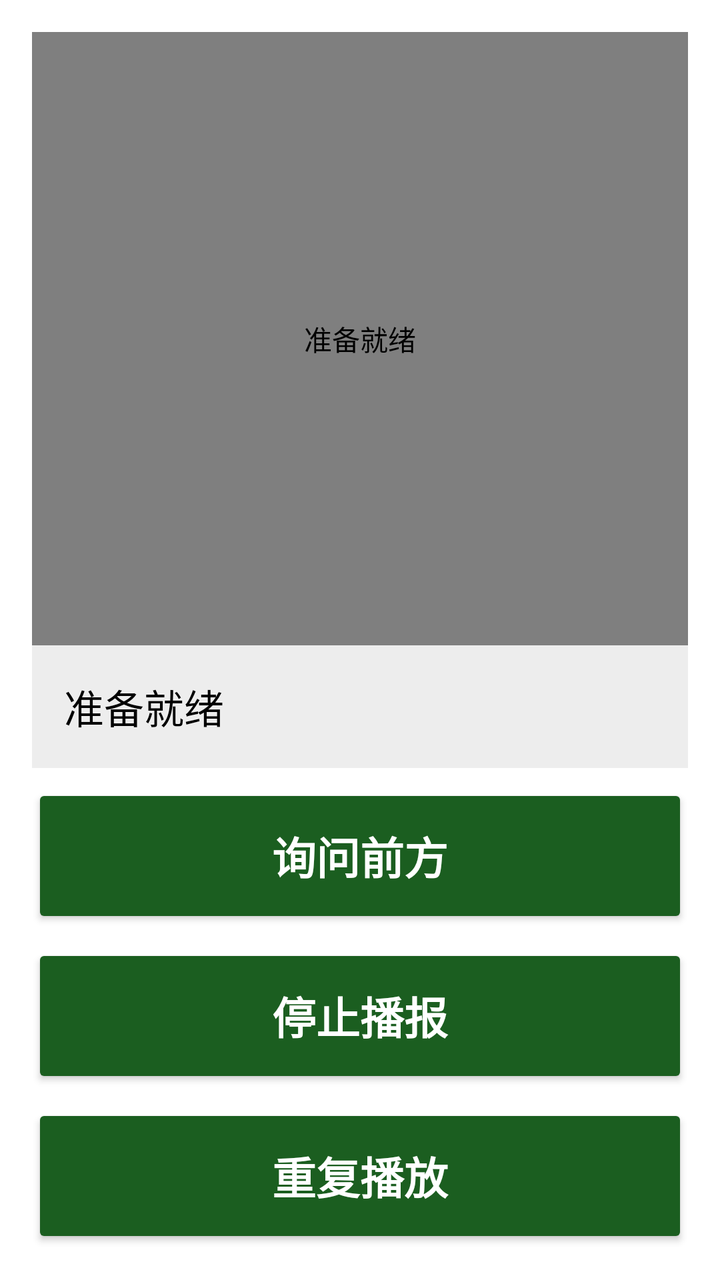
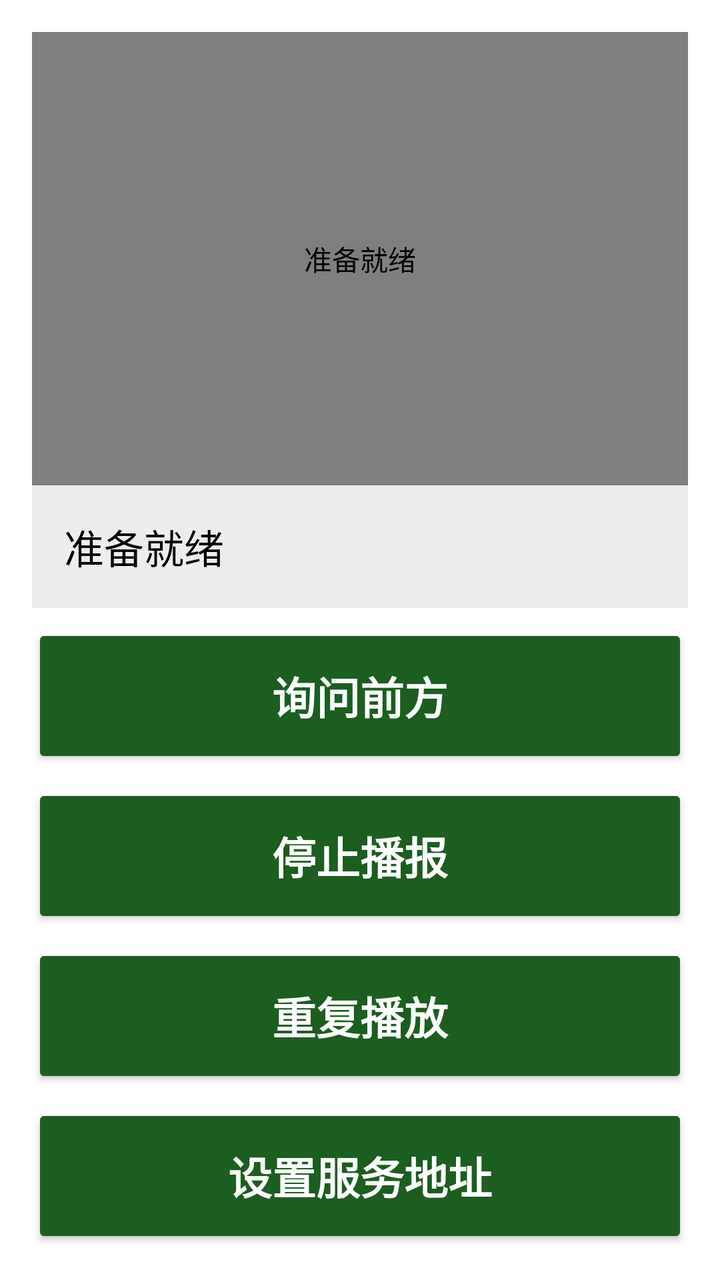

Before-and-after screenshots of an Android layout around one commit, followed by the original layout XML and the change that was made.
<!-- AndroidManifest.xml: application theme Theme.Kanjian -->
<!-- res/layout/activity_main.xml -->
<?xml version="1.0" encoding="utf-8"?>
<LinearLayout xmlns:android="http://schemas.android.com/apk/res/android"
    android:layout_width="match_parent"
    android:layout_height="match_parent"
    android:orientation="vertical"
    android:padding="16dp">

    <androidx.camera.view.PreviewView
        android:id="@+id/preview"
        android:layout_width="match_parent"
        android:layout_height="0dp"
        android:layout_weight="1"
        android:contentDescription="@string/status_idle" />

    <TextView
        android:id="@+id/status"
        style="@style/Kanjian.Status"
        android:layout_width="match_parent"
        android:layout_height="wrap_content"
        android:accessibilityLiveRegion="polite"
        android:text="@string/status_idle" />

    <Button
        android:id="@+id/btnAsk"
        style="@style/Kanjian.Button"
        android:layout_width="match_parent"
        android:layout_height="wrap_content"
        android:layout_marginTop="8dp"
        android:contentDescription="@string/ask_desc"
        android:text="@string/ask" />

    <Button
        android:id="@+id/btnStop"
        style="@style/Kanjian.Button"
        android:layout_width="match_parent"
        android:layout_height="wrap_content"
        android:layout_marginTop="8dp"
        android:contentDescription="@string/stop_desc"
        android:text="@string/stop" />

    <Button
        android:id="@+id/btnRepeat"
        style="@style/Kanjian.Button"
        android:layout_width="match_parent"
        android:layout_height="wrap_content"
        android:layout_marginTop="8dp"
        android:contentDescription="重复上一次描述"
        android:text="重复播放" />

</LinearLayout>
<!-- resources referenced by this layout -->
<resources>
  <string name="ask">询问前方</string>
  <string name="ask_desc">拍摄一帧并描述周围环境</string>
  <string name="status_idle">准备就绪</string>
  <string name="stop">停止播报</string>
  <string name="stop_desc">立即停止当前语音播报</string>
  <style name="Kanjian.Button" parent="Widget.AppCompat.Button">
          <item name="android:textSize">22sp</item>
          <item name="android:textStyle">bold</item>
          <item name="android:minHeight">72dp</item>
          <item name="android:textAllCaps">false</item>
          <item name="android:textColor">#FFFFFF</item>
          <item name="backgroundTint">#1B5E20</item>
      </style>
  <style name="Kanjian.Status" parent="">
          <item name="android:textSize">20sp</item>
          <item name="android:textColor">#000000</item>
          <item name="android:background">#EDEDED</item>
          <item name="android:padding">16dp</item>
      </style>
  <style name="Theme.Kanjian" parent="Theme.AppCompat.Light.NoActionBar">
          <item name="colorPrimary">#1B5E20</item>
          <item name="colorPrimaryDark">#0B3D12</item>
          <item name="colorAccent">#1B5E20</item>
          <item name="android:windowBackground">#FFFFFF</item>
          <item name="android:textColorPrimary">#000000</item>
          <item name="android:textColorSecondary">#1A1A1A</item>
      </style>
</resources>

<!-- the commit's change to res/layout/activity_main.xml (unified diff, before → after) -->
@@ -44,7 +44,16 @@
         android:layout_width="match_parent"
         android:layout_height="wrap_content"
         android:layout_marginTop="8dp"
-        android:contentDescription="重复上一次描述"
-        android:text="重复播放" />
+        android:contentDescription="@string/repeat_desc"
+        android:text="@string/repeat" />
+
+    <Button
+        android:id="@+id/btnSettings"
+        style="@style/Kanjian.Button"
+        android:layout_width="match_parent"
+        android:layout_height="wrap_content"
+        android:layout_marginTop="8dp"
+        android:contentDescription="@string/settings_desc"
+        android:text="@string/settings" />
 
 </LinearLayout>
<!-- resource entries referenced after the edit -->
@@ -2,6 +2,10 @@
 <resources>
   <string name="ask">询问前方</string>
   <string name="ask_desc">拍摄一帧并描述周围环境</string>
+  <string name="repeat">重复播放</string>
+  <string name="repeat_desc">重复上一次描述</string>
+  <string name="settings">设置服务地址</string>
+  <string name="settings_desc">设置云端识别服务的地址</string>
   <string name="status_idle">准备就绪</string>
   <string name="stop">停止播报</string>
   <string name="stop_desc">立即停止当前语音播报</string>
